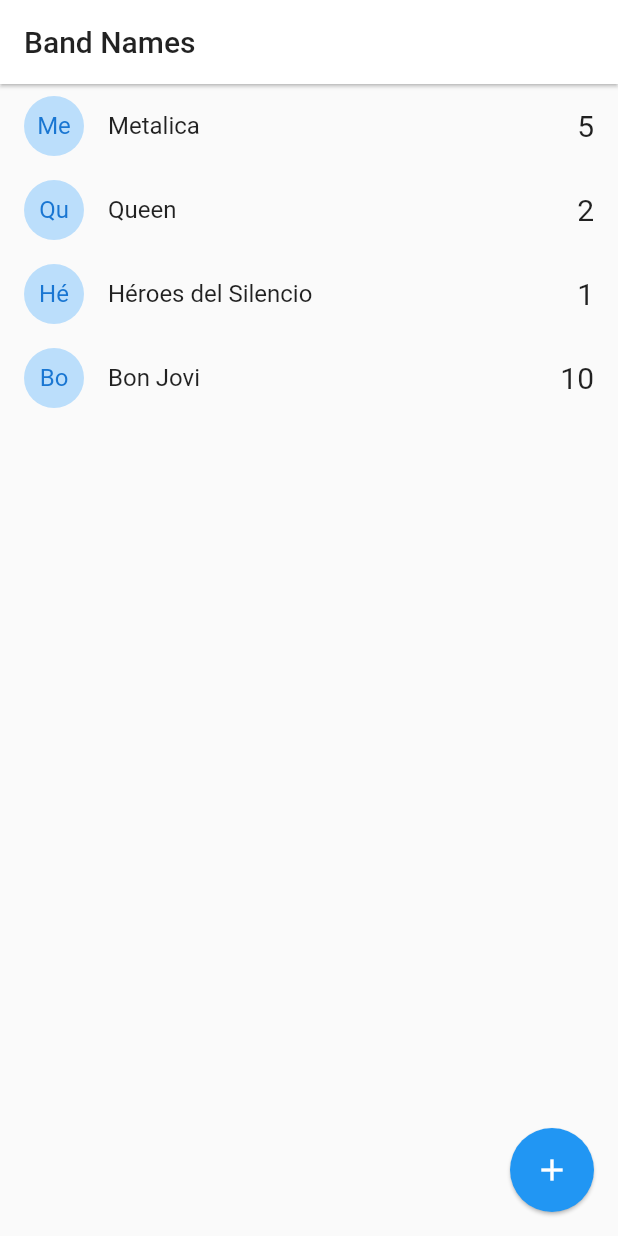
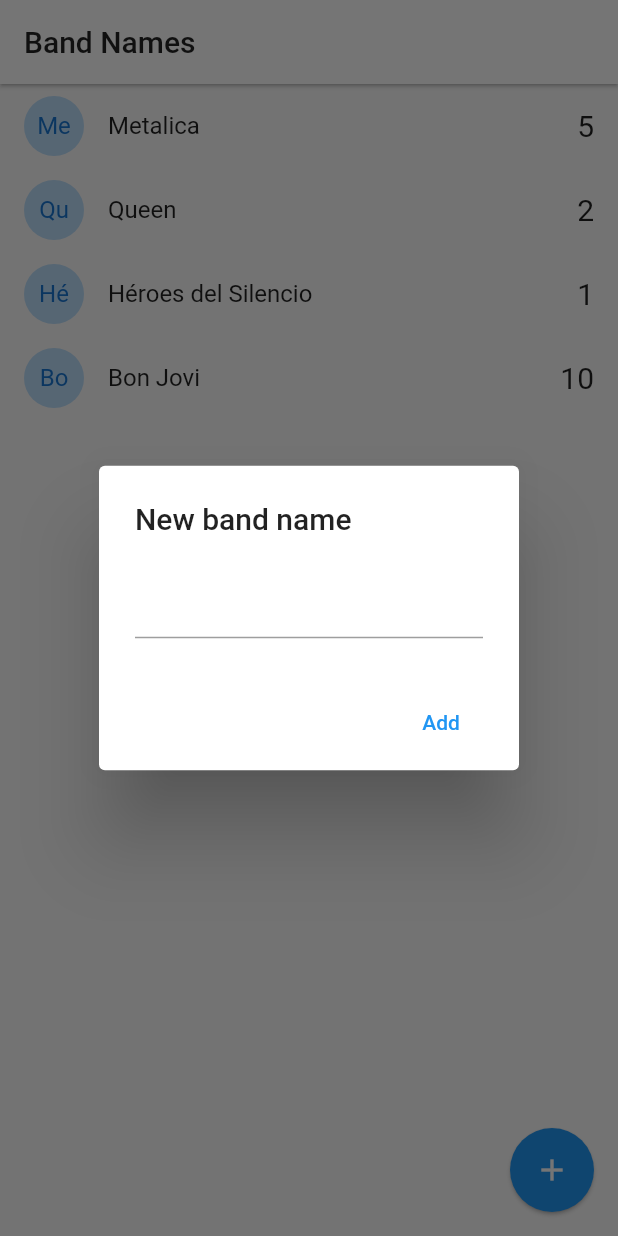
Before and after one commit to rduarte25/band_names_public, a Flutter app: the screen it shows after launch, after a tap on the "add" icon, on a phone screen of 412 x 824 dp. Run offline on Flutter 3.47's test engine with Material 2 defaults, Android fonts, the phone set to English and light mode, and no system bars.

Commit message:
Continuación del curso de Flutter  Committer: RafaelDuarte <rduarte@RafaelDuarte.RafaelDuarte.com>  On branch main  Changes to be committed: 	modified:   lib/pages/home.dart

```diff
--- a/lib/pages/home.dart
+++ b/lib/pages/home.dart
@@ -38,9 +38,9 @@ class _HomePageState extends State<HomePage> {
         itemCount: bands.length,
       ),
       floatingActionButton: FloatingActionButton(
-        child: Icon( Icons.add ),
+        child: Icon(Icons.add),
         elevation: 1,
-        onPressed: () {  },
+        onPressed: addNewBand,
       ),
     );
   }
@@ -61,4 +61,29 @@ class _HomePageState extends State<HomePage> {
       },
     );
   }
+
+  /* Método para añadir una nueva banda */
+  addNewBand() {
+    final TextEditingController textController = new TextEditingController();
+
+    showDialog(
+        context: context,
+        builder: (context) {
+          return AlertDialog(
+            title: Text('New band name'),
+            content: TextField(
+              controller: textController,
+            ),
+            actions: <Widget>[
+              MaterialButton(
+                  child: Text('Add'),
+                  elevation: 5,
+                  textColor: Colors.blue,
+                  onPressed: () {
+                    print( textController.text );
+                  })
+            ],
+          );
+        });
+  }
 }
```
